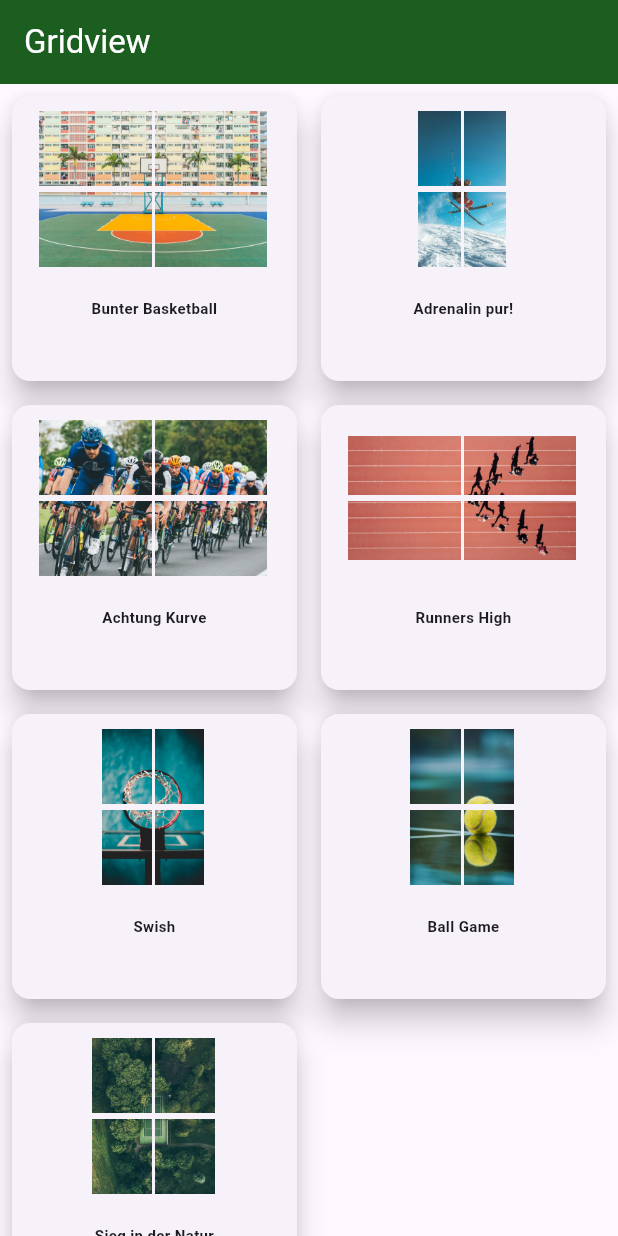
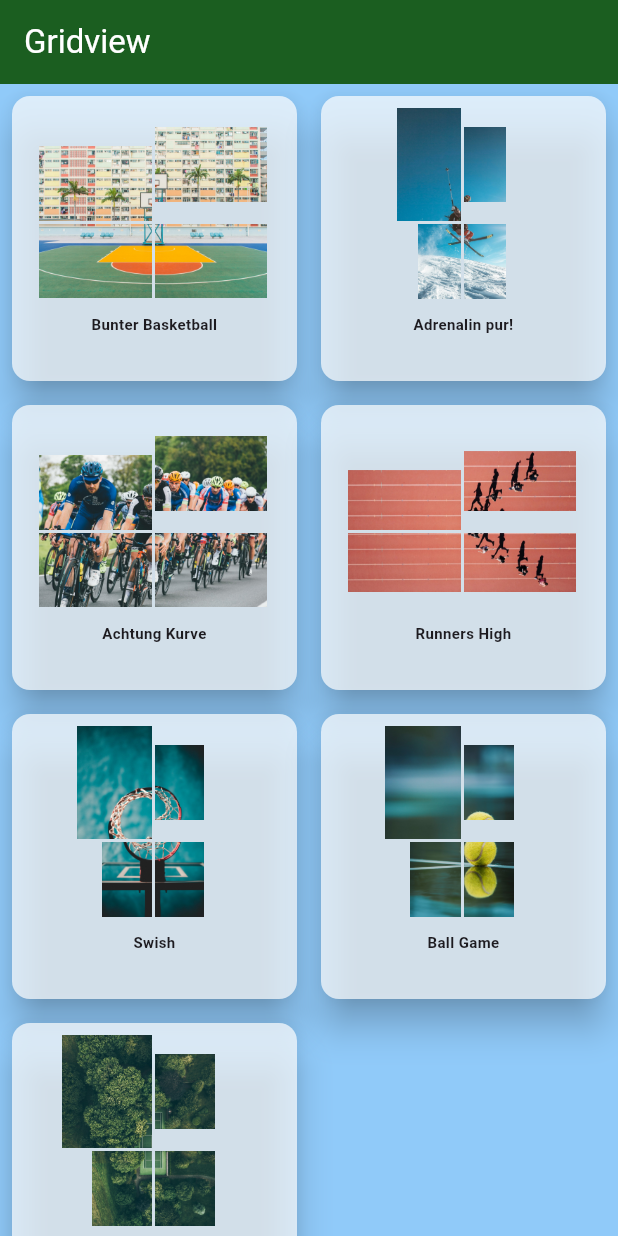
Before and after one commit to AkademieDirk/gallery_app, a Flutter app: the screen it shows after launch, on a phone screen of 412 x 824 dp. Run offline on Flutter 3.47's test engine with Material 3 defaults, Android fonts, the phone set to English and light mode, and no system bars.

Commit message:
padding changes Homescreen

```diff
--- a/lib/experiment.dart/puzzle_effect.dart
+++ b/lib/experiment.dart/puzzle_effect.dart
@@ -21,7 +21,7 @@ class PuzzleImage extends StatelessWidget {
                       child: Image(
                         image: AssetImage(imagePath),
                         width: 150,
-                        height: 100,
+                        height: 150,
                       ))),
               // Zweites Teil
               Padding(
--- a/lib/features/galleryview/screens/home_screen.dart
+++ b/lib/features/galleryview/screens/home_screen.dart
@@ -16,6 +16,7 @@ class _HomeScreenState extends State<HomeScreen> {
   Widget build(BuildContext context) {
     return MaterialApp(
         home: Scaffold(
+      backgroundColor: Colors.blue[200],
       appBar: AppBar(
           backgroundColor: Colors.green[900],
           title: Text("Gridview", style: TextStyle(color: Colors.white))),
@@ -27,8 +28,9 @@ class _HomeScreenState extends State<HomeScreen> {
           return Padding(
             padding: const EdgeInsets.all(4.0),
             child: Card(
-              //    color: const Color.fromARGB(255, 54, 127, 154),
-              elevation: 8,
+              //  margin: EdgeInsets.all(14),
+              color: Colors.white70,
+              elevation: 10,
               child: Column(
                 children: [
                   Padding(
@@ -49,14 +51,11 @@ class _HomeScreenState extends State<HomeScreen> {
                     ),
                   ),
                   //   ),
-                  Padding(
-                      padding: const EdgeInsets.all(10.0),
-                      child: Text(
-                        textAlign: TextAlign.center,
-                        galleryData[index].imageTitle,
-                        style: TextStyle(
-                            fontSize: 10, fontWeight: FontWeight.bold),
-                      )),
+                  Text(
+                    textAlign: TextAlign.center,
+                    galleryData[index].imageTitle,
+                    style: TextStyle(fontSize: 10, fontWeight: FontWeight.bold),
+                  ),
                 ],
               ),
             ),
```
